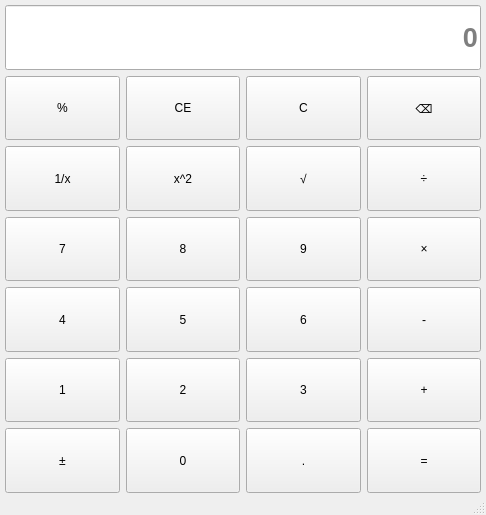
Before: the Qt Designer form mainwindow.ui in Hongxy-prodigal/Calcultor, drawn with Qt 5.
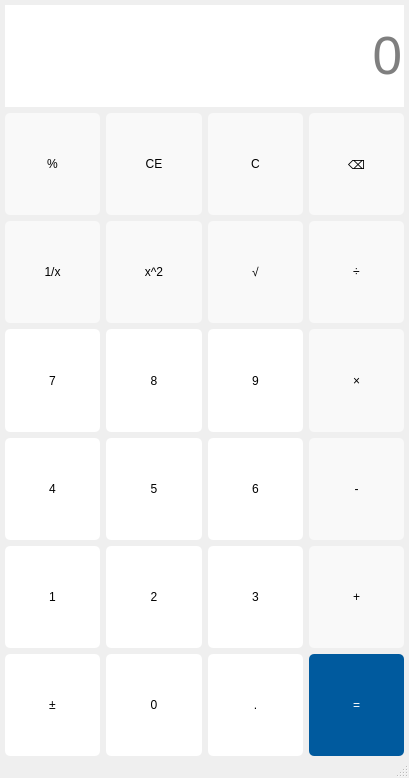
After: the same form once the commit is applied.

Commit message: Complete the style

```diff
--- a/mainwindow.ui
+++ b/mainwindow.ui
@@ -6,13 +6,22 @@
    <rect>
     <x>0</x>
     <y>0</y>
-    <width>486</width>
-    <height>515</height>
+    <width>409</width>
+    <height>778</height>
    </rect>
   </property>
   <property name="windowTitle">
    <string>MainWindow</string>
   </property>
+  <property name="styleSheet">
+   <string notr="true">QPushButton{
+	font: 16pt &quot;Arial&quot;;
+	border-radius:5px
+}
+QPushButton:hover{
+	font: 20pt &quot;Arial&quot;;
+}</string>
+  </property>
   <widget class="QWidget" name="centralwidget">
    <property name="sizePolicy">
     <sizepolicy hsizetype="Preferred" vsizetype="Preferred">
@@ -33,7 +42,7 @@
     <property name="bottomMargin">
      <number>0</number>
     </property>
-    <item row="1" column="0">
+    <item row="0" column="0">
      <layout class="QGridLayout" name="gridLayout_2">
       <property name="sizeConstraint">
        <enum>QLayout::SetDefaultConstraint</enum>
@@ -41,11 +50,21 @@
       <item row="2" column="3">
        <widget class="QPushButton" name="btnDivide">
         <property name="sizePolicy">
-         <sizepolicy hsizetype="Minimum" vsizetype="Minimum">
+         <sizepolicy hsizetype="Preferred" vsizetype="Preferred">
           <horstretch>0</horstretch>
           <verstretch>0</verstretch>
          </sizepolicy>
         </property>
+        <property name="styleSheet">
+         <string notr="true">QPushButton:hover{
+	background-color: rgb(246, 246, 246);
+font: 30pt &quot;Arial&quot;;
+}
+QPushButton:!hover{
+	background-color:rgb(249, 249, 249);
+	font: 24pt &quot;Arial&quot;;
+}</string>
+        </property>
         <property name="text">
          <string>÷</string>
         </property>
@@ -60,11 +79,20 @@
       <item row="2" column="1">
        <widget class="QPushButton" name="btnSquare">
         <property name="sizePolicy">
-         <sizepolicy hsizetype="Minimum" vsizetype="Minimum">
+         <sizepolicy hsizetype="Preferred" vsizetype="Preferred">
           <horstretch>0</horstretch>
           <verstretch>0</verstretch>
          </sizepolicy>
         </property>
+        <property name="styleSheet">
+         <string notr="true">QPushButton:hover{
+	background-color: rgb(246, 246, 246);
+}
+QPushButton:!hover{
+	background-color:rgb(249, 249, 249);
+	font: 12pt &quot;Arial&quot;;
+}</string>
+        </property>
         <property name="text">
          <string>x^2</string>
         </property>
@@ -79,11 +107,19 @@
       <item row="5" column="2">
        <widget class="QPushButton" name="btnNum3">
         <property name="sizePolicy">
-         <sizepolicy hsizetype="Minimum" vsizetype="Minimum">
+         <sizepolicy hsizetype="Preferred" vsizetype="Preferred">
           <horstretch>0</horstretch>
           <verstretch>0</verstretch>
          </sizepolicy>
         </property>
+        <property name="styleSheet">
+         <string notr="true">QPushButton:hover{
+	background-color: rgb(252, 252, 252);
+}
+QPushButton:!hover{
+	background-color:rgb(255, 255, 255);
+}</string>
+        </property>
         <property name="text">
          <string>3</string>
         </property>
@@ -98,11 +134,20 @@
       <item row="1" column="0">
        <widget class="QPushButton" name="btnPercentage">
         <property name="sizePolicy">
-         <sizepolicy hsizetype="Minimum" vsizetype="Minimum">
+         <sizepolicy hsizetype="Preferred" vsizetype="Preferred">
           <horstretch>0</horstretch>
           <verstretch>0</verstretch>
          </sizepolicy>
         </property>
+        <property name="styleSheet">
+         <string notr="true">QPushButton:hover{
+	background-color: rgb(246, 246, 246);
+}
+QPushButton:!hover{
+	background-color:rgb(249, 249, 249);
+	font: 12pt &quot;Arial&quot;;
+}</string>
+        </property>
         <property name="text">
          <string>%</string>
         </property>
@@ -117,11 +162,19 @@
       <item row="6" column="0">
        <widget class="QPushButton" name="btnSign">
         <property name="sizePolicy">
-         <sizepolicy hsizetype="Minimum" vsizetype="Minimum">
+         <sizepolicy hsizetype="Preferred" vsizetype="Preferred">
           <horstretch>0</horstretch>
           <verstretch>0</verstretch>
          </sizepolicy>
         </property>
+        <property name="styleSheet">
+         <string notr="true">QPushButton:hover{
+	background-color: rgb(252, 252, 252);
+}
+QPushButton:!hover{
+	background-color:rgb(255, 255, 255);
+}</string>
+        </property>
         <property name="text">
          <string>±</string>
         </property>
@@ -136,11 +189,20 @@
       <item row="1" column="1">
        <widget class="QPushButton" name="btnClear">
         <property name="sizePolicy">
-         <sizepolicy hsizetype="Minimum" vsizetype="Minimum">
+         <sizepolicy hsizetype="Preferred" vsizetype="Preferred">
           <horstretch>0</horstretch>
           <verstretch>0</verstretch>
          </sizepolicy>
         </property>
+        <property name="styleSheet">
+         <string notr="true">QPushButton:hover{
+	background-color: rgb(246, 246, 246);
+}
+QPushButton:!hover{
+	background-color:rgb(249, 249, 249);
+	font: 12pt &quot;Arial&quot;;
+}</string>
+        </property>
         <property name="text">
          <string>CE</string>
         </property>
@@ -155,11 +217,19 @@
       <item row="5" column="1">
        <widget class="QPushButton" name="btnNum2">
         <property name="sizePolicy">
-         <sizepolicy hsizetype="Minimum" vsizetype="Minimum">
+         <sizepolicy hsizetype="Preferred" vsizetype="Preferred">
           <horstretch>0</horstretch>
           <verstretch>0</verstretch>
          </sizepolicy>
         </property>
+        <property name="styleSheet">
+         <string notr="true">QPushButton:hover{
+	background-color: rgb(252, 252, 252);
+}
+QPushButton:!hover{
+	background-color:rgb(255, 255, 255);
+}</string>
+        </property>
         <property name="text">
          <string>2</string>
         </property>
@@ -174,11 +244,19 @@
       <item row="3" column="1">
        <widget class="QPushButton" name="btnNum8">
         <property name="sizePolicy">
-         <sizepolicy hsizetype="Minimum" vsizetype="Minimum">
+         <sizepolicy hsizetype="Preferred" vsizetype="Preferred">
           <horstretch>0</horstretch>
           <verstretch>0</verstretch>
          </sizepolicy>
         </property>
+        <property name="styleSheet">
+         <string notr="true">QPushButton:hover{
+	background-color: rgb(252, 252, 252);
+}
+QPushButton:!hover{
+	background-color:rgb(255, 255, 255);
+}</string>
+        </property>
         <property name="text">
          <string>8</string>
         </property>
@@ -193,11 +271,19 @@
       <item row="4" column="0">
        <widget class="QPushButton" name="btnNum4">
         <property name="sizePolicy">
-         <sizepolicy hsizetype="Minimum" vsizetype="Minimum">
+         <sizepolicy hsizetype="Preferred" vsizetype="Preferred">
           <horstretch>0</horstretch>
           <verstretch>0</verstretch>
          </sizepolicy>
         </property>
+        <property name="styleSheet">
+         <string notr="true">QPushButton:hover{
+	background-color: rgb(252, 252, 252);
+}
+QPushButton:!hover{
+	background-color:rgb(255, 255, 255);
+}</string>
+        </property>
         <property name="text">
          <string>4</string>
         </property>
@@ -212,11 +298,19 @@
       <item row="4" column="2">
        <widget class="QPushButton" name="btnNum6">
         <property name="sizePolicy">
-         <sizepolicy hsizetype="Minimum" vsizetype="Minimum">
+         <sizepolicy hsizetype="Preferred" vsizetype="Preferred">
           <horstretch>0</horstretch>
           <verstretch>0</verstretch>
          </sizepolicy>
         </property>
+        <property name="styleSheet">
+         <string notr="true">QPushButton:hover{
+	background-color: rgb(252, 252, 252);
+}
+QPushButton:!hover{
+	background-color:rgb(255, 255, 255);
+}</string>
+        </property>
         <property name="text">
          <string>6</string>
         </property>
@@ -231,11 +325,20 @@
       <item row="1" column="2">
        <widget class="QPushButton" name="btnClearAll">
         <property name="sizePolicy">
-         <sizepolicy hsizetype="Minimum" vsizetype="Minimum">
+         <sizepolicy hsizetype="Preferred" vsizetype="Preferred">
           <horstretch>0</horstretch>
           <verstretch>0</verstretch>
          </sizepolicy>
         </property>
+        <property name="styleSheet">
+         <string notr="true">QPushButton:hover{
+	background-color: rgb(246, 246, 246);
+}
+QPushButton:!hover{
+	background-color:rgb(249, 249, 249);
+	font: 12pt &quot;Arial&quot;;
+}</string>
+        </property>
         <property name="text">
          <string>C</string>
         </property>
@@ -250,11 +353,19 @@
       <item row="4" column="1">
        <widget class="QPushButton" name="btnNum5">
         <property name="sizePolicy">
-         <sizepolicy hsizetype="Minimum" vsizetype="Minimum">
+         <sizepolicy hsizetype="Preferred" vsizetype="Preferred">
           <horstretch>0</horstretch>
           <verstretch>0</verstretch>
          </sizepolicy>
         </property>
+        <property name="styleSheet">
+         <string notr="true">QPushButton:hover{
+	background-color: rgb(252, 252, 252);
+}
+QPushButton:!hover{
+	background-color:rgb(255, 255, 255);
+}</string>
+        </property>
         <property name="text">
          <string>5</string>
         </property>
@@ -269,11 +380,19 @@
       <item row="3" column="2">
        <widget class="QPushButton" name="btnNum9">
         <property name="sizePolicy">
-         <sizepolicy hsizetype="Minimum" vsizetype="Minimum">
+         <sizepolicy hsizetype="Preferred" vsizetype="Preferred">
           <horstretch>0</horstretch>
           <verstretch>0</verstretch>
          </sizepolicy>
         </property>
+        <property name="styleSheet">
+         <string notr="true">QPushButton:hover{
+	background-color: rgb(252, 252, 252);
+}
+QPushButton:!hover{
+	background-color:rgb(255, 255, 255);
+}</string>
+        </property>
         <property name="text">
          <string>9</string>
         </property>
@@ -288,11 +407,20 @@
       <item row="1" column="3">
        <widget class="QPushButton" name="btnDel">
         <property name="sizePolicy">
-         <sizepolicy hsizetype="Minimum" vsizetype="Minimum">
+         <sizepolicy hsizetype="Preferred" vsizetype="Preferred">
           <horstretch>0</horstretch>
           <verstretch>0</verstretch>
          </sizepolicy>
         </property>
+        <property name="styleSheet">
+         <string notr="true">QPushButton:hover{
+	background-color: rgb(246, 246, 246);
+}
+QPushButton:!hover{
+	background-color:rgb(249, 249, 249);
+	font: 12pt &quot;Arial&quot;;
+}</string>
+        </property>
         <property name="text">
          <string>⌫</string>
         </property>
@@ -307,11 +435,19 @@
       <item row="6" column="1">
        <widget class="QPushButton" name="btnNum0">
         <property name="sizePolicy">
-         <sizepolicy hsizetype="Minimum" vsizetype="Minimum">
+         <sizepolicy hsizetype="Preferred" vsizetype="Preferred">
           <horstretch>0</horstretch>
           <verstretch>0</verstretch>
          </sizepolicy>
         </property>
+        <property name="styleSheet">
+         <string notr="true">QPushButton:hover{
+	background-color: rgb(252, 252, 252);
+}
+QPushButton:!hover{
+	background-color:rgb(255, 255, 255);
+}</string>
+        </property>
         <property name="text">
          <string>0</string>
         </property>
@@ -326,11 +462,21 @@
       <item row="5" column="3">
        <widget class="QPushButton" name="btnPlus">
         <property name="sizePolicy">
-         <sizepolicy hsizetype="Minimum" vsizetype="Minimum">
+         <sizepolicy hsizetype="Preferred" vsizetype="Preferred">
           <horstretch>0</horstretch>
           <verstretch>0</verstretch>
          </sizepolicy>
         </property>
+        <property name="styleSheet">
+         <string notr="true">QPushButton:hover{
+	background-color: rgb(246, 246, 246);
+font: 30pt &quot;Arial&quot;;
+}
+QPushButton:!hover{
+	background-color:rgb(249, 249, 249);
+	font: 24pt &quot;Arial&quot;;
+}</string>
+        </property>
         <property name="text">
          <string>+</string>
         </property>
@@ -345,11 +491,19 @@
       <item row="5" column="0">
        <widget class="QPushButton" name="btnNum1">
         <property name="sizePolicy">
-         <sizepolicy hsizetype="Minimum" vsizetype="Minimum">
+         <sizepolicy hsizetype="Preferred" vsizetype="Preferred">
           <horstretch>0</horstretch>
           <verstretch>0</verstretch>
          </sizepolicy>
         </property>
+        <property name="styleSheet">
+         <string notr="true">QPushButton:hover{
+	background-color: rgb(252, 252, 252);
+}
+QPushButton:!hover{
+	background-color:rgb(255, 255, 255);
+}</string>
+        </property>
         <property name="text">
          <string>1</string>
         </property>
@@ -364,11 +518,21 @@
       <item row="4" column="3">
        <widget class="QPushButton" name="btnSub">
         <property name="sizePolicy">
-         <sizepolicy hsizetype="Minimum" vsizetype="Minimum">
+         <sizepolicy hsizetype="Preferred" vsizetype="Preferred">
           <horstretch>0</horstretch>
           <verstretch>0</verstretch>
          </sizepolicy>
         </property>
+        <property name="styleSheet">
+         <string notr="true">QPushButton:hover{
+	background-color: rgb(246, 246, 246);
+font: 30pt &quot;Arial&quot;;
+}
+QPushButton:!hover{
+	background-color:rgb(249, 249, 249);
+	font: 24pt &quot;Arial&quot;;
+}</string>
+        </property>
         <property name="text">
          <string>-</string>
         </property>
@@ -383,11 +547,21 @@
       <item row="3" column="3">
        <widget class="QPushButton" name="btnMul">
         <property name="sizePolicy">
-         <sizepolicy hsizetype="Minimum" vsizetype="Minimum">
+         <sizepolicy hsizetype="Preferred" vsizetype="Preferred">
           <horstretch>0</horstretch>
           <verstretch>0</verstretch>
          </sizepolicy>
         </property>
+        <property name="styleSheet">
+         <string notr="true">QPushButton:hover{
+	background-color: rgb(246, 246, 246);
+font: 30pt &quot;Arial&quot;;
+}
+QPushButton:!hover{
+	background-color:rgb(249, 249, 249);
+	font: 24pt &quot;Arial&quot;;
+}</string>
+        </property>
         <property name="text">
          <string>×</string>
         </property>
@@ -402,11 +576,19 @@
       <item row="3" column="0">
        <widget class="QPushButton" name="btnNum7">
         <property name="sizePolicy">
-         <sizepolicy hsizetype="Minimum" vsizetype="Minimum">
+         <sizepolicy hsizetype="Preferred" vsizetype="Preferred">
           <horstretch>0</horstretch>
           <verstretch>0</verstretch>
          </sizepolicy>
         </property>
+        <property name="styleSheet">
+         <string notr="true">QPushButton:hover{
+	background-color: rgb(252, 252, 252);
+}
+QPushButton:!hover{
+	background-color:rgb(255, 255, 255);
+}</string>
+        </property>
         <property name="text">
          <string>7</string>
         </property>
@@ -421,11 +603,20 @@
       <item row="2" column="0">
        <widget class="QPushButton" name="btnInverse">
         <property name="sizePolicy">
-         <sizepolicy hsizetype="Minimum" vsizetype="Minimum">
+         <sizepolicy hsizetype="Preferred" vsizetype="Preferred">
           <horstretch>0</horstretch>
           <verstretch>0</verstretch>
          </sizepolicy>
         </property>
+        <property name="styleSheet">
+         <string notr="true">QPushButton:hover{
+	background-color: rgb(246, 246, 246);
+}
+QPushButton:!hover{
+	background-color:rgb(249, 249, 249);
+	font: 12pt &quot;Arial&quot;;
+}</string>
+        </property>
         <property name="text">
          <string>1/x</string>
         </property>
@@ -440,11 +631,22 @@
       <item row="6" column="3">
        <widget class="QPushButton" name="btnEqual">
         <property name="sizePolicy">
-         <sizepolicy hsizetype="Minimum" vsizetype="Minimum">
+         <sizepolicy hsizetype="Preferred" vsizetype="Preferred">
           <horstretch>0</horstretch>
           <verstretch>0</verstretch>
          </sizepolicy>
         </property>
+        <property name="styleSheet">
+         <string notr="true">QPushButton:hover{
+	background-color: rgb(25, 106, 167);
+	font: 30pt &quot;Arial&quot;;
+}
+QPushButton:!hover{
+	background-color:rgb(0, 90, 158);
+	color:rgb(255,255,255);
+	font: 25pt &quot;Arial&quot;;
+}</string>
+        </property>
         <property name="text">
          <string>=</string>
         </property>
@@ -465,11 +667,20 @@
       <item row="2" column="2">
        <widget class="QPushButton" name="btnSqrt">
         <property name="sizePolicy">
-         <sizepolicy hsizetype="Minimum" vsizetype="Minimum">
+         <sizepolicy hsizetype="Preferred" vsizetype="Preferred">
           <horstretch>0</horstretch>
           <verstretch>0</verstretch>
          </sizepolicy>
         </property>
+        <property name="styleSheet">
+         <string notr="true">QPushButton:hover{
+	background-color: rgb(246, 246, 246);
+}
+QPushButton:!hover{
+	background-color:rgb(249, 249, 249);
+	font: 12pt &quot;Arial&quot;;
+}</string>
+        </property>
         <property name="text">
          <string>√</string>
         </property>
@@ -484,11 +695,19 @@
       <item row="6" column="2">
        <widget class="QPushButton" name="btnPeriod">
         <property name="sizePolicy">
-         <sizepolicy hsizetype="Minimum" vsizetype="Minimum">
+         <sizepolicy hsizetype="Preferred" vsizetype="Preferred">
           <horstretch>0</horstretch>
           <verstretch>0</verstretch>
          </sizepolicy>
         </property>
+        <property name="styleSheet">
+         <string notr="true">QPushButton:hover{
+	background-color: rgb(252, 252, 252);
+}
+QPushButton:!hover{
+	background-color:rgb(255, 255, 255);
+}</string>
+        </property>
         <property name="text">
          <string>.</string>
         </property>
@@ -503,7 +722,7 @@
       <item row="0" column="0" colspan="4">
        <widget class="QLineEdit" name="display">
         <property name="sizePolicy">
-         <sizepolicy hsizetype="Minimum" vsizetype="Minimum">
+         <sizepolicy hsizetype="Preferred" vsizetype="Preferred">
           <horstretch>0</horstretch>
           <verstretch>0</verstretch>
          </sizepolicy>
@@ -517,11 +736,19 @@
         <property name="font">
          <font>
           <family>Arial</family>
-          <pointsize>20</pointsize>
-          <weight>75</weight>
-          <bold>true</bold>
+          <pointsize>40</pointsize>
+          <weight>50</weight>
+          <italic>false</italic>
+          <bold>false</bold>
          </font>
         </property>
+        <property name="styleSheet">
+         <string notr="true">font-size:40pt 
+</string>
+        </property>
+        <property name="frame">
+         <bool>false</bool>
+        </property>
         <property name="alignment">
          <set>Qt::AlignRight|Qt::AlignTrailing|Qt::AlignVCenter</set>
         </property>
```
Left out of the diff: 2 changed lines with no effect on the pictures. The commit also changes 2 other files.
